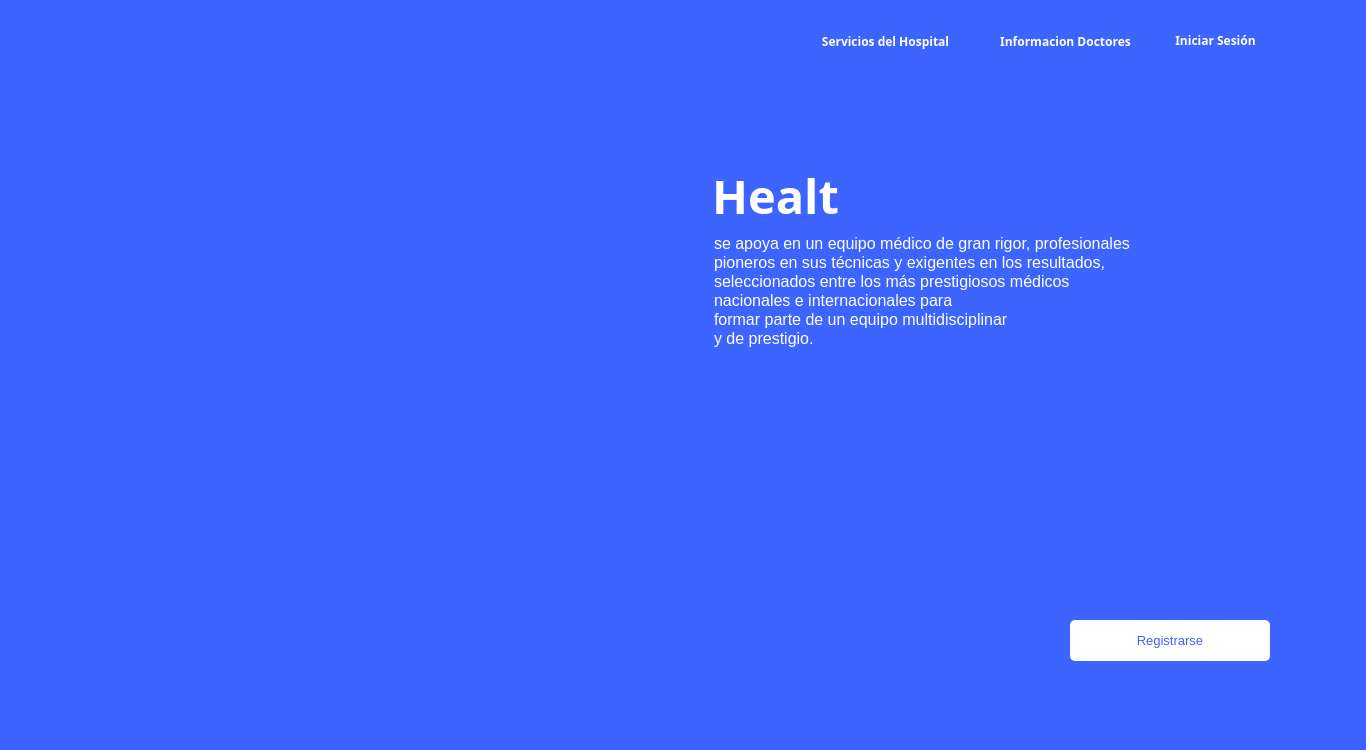
Above: hospital-Core/mainwindow.ui from MrDanielG/Hospital-SCRUM before the change. Below: the same form after it.
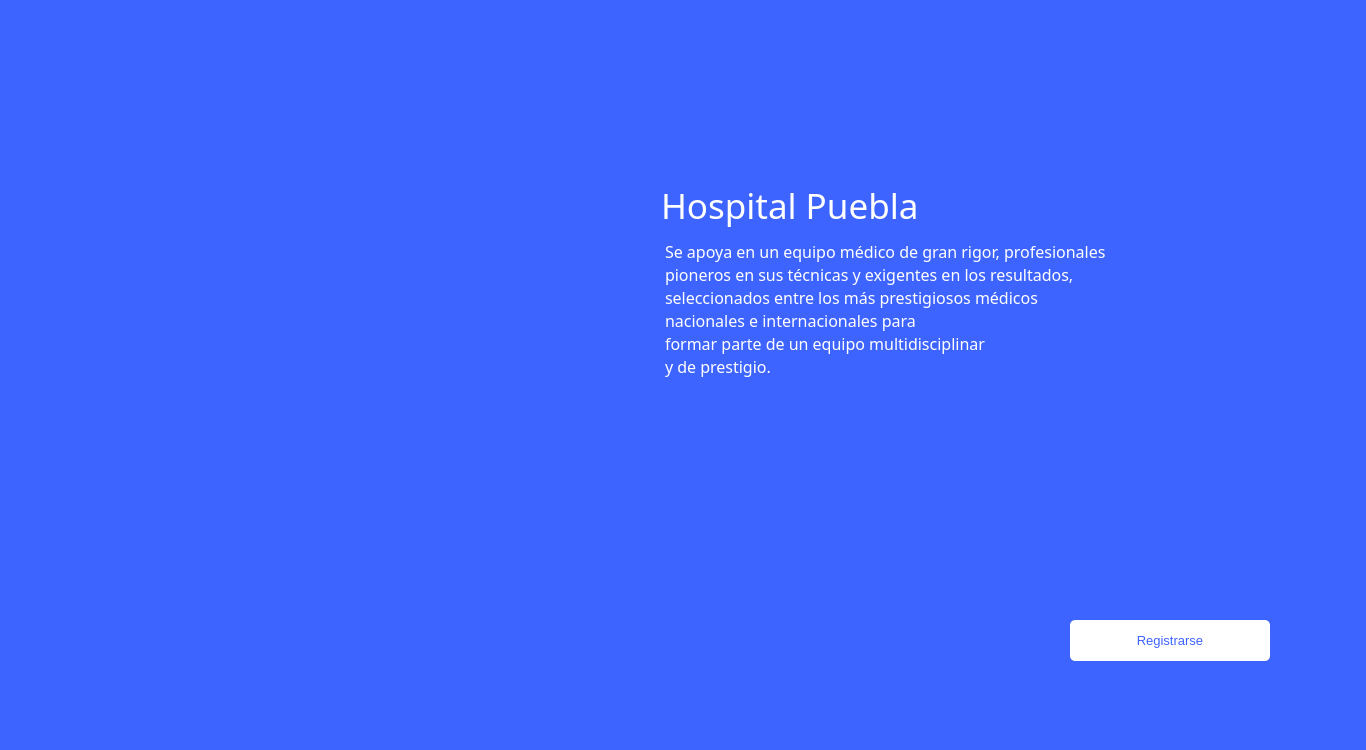
That is the form after the change. Icons and pictures are not drawn.

Commit message: Medidas Arregladas

Patch:
```diff
--- a/hospital-Core/mainwindow.ui
+++ b/hospital-Core/mainwindow.ui
@@ -41,152 +41,7 @@
        <string/>
       </property>
      </widget>
-     <widget class="QPushButton" name="btn_iniciar_sesion">
-      <property name="geometry">
-       <rect>
-        <x>1170</x>
-        <y>30</y>
-        <width>91</width>
-        <height>21</height>
-       </rect>
-      </property>
-      <property name="font">
-       <font>
-        <family>Montserrat</family>
-        <weight>75</weight>
-        <bold>true</bold>
-       </font>
-      </property>
-      <property name="styleSheet">
-       <string notr="true">border: none;
-background: none;
-color: white;
-</string>
-      </property>
-      <property name="text">
-       <string>Iniciar Sesión</string>
-      </property>
-     </widget>
-     <widget class="QPushButton" name="btn_doctores_info">
-      <property name="geometry">
-       <rect>
-        <x>990</x>
-        <y>30</y>
-        <width>151</width>
-        <height>23</height>
-       </rect>
-      </property>
-      <property name="font">
-       <font>
-        <family>Montserrat</family>
-        <weight>75</weight>
-        <bold>true</bold>
-       </font>
-      </property>
-      <property name="styleSheet">
-       <string notr="true">border: none;
-background: none;
-color: white;
-</string>
-      </property>
-      <property name="text">
-       <string>Informacion Doctores</string>
-      </property>
-     </widget>
-     <widget class="QPushButton" name="btn_servicios">
-      <property name="geometry">
-       <rect>
-        <x>810</x>
-        <y>30</y>
-        <width>151</width>
-        <height>23</height>
-       </rect>
-      </property>
-      <property name="font">
-       <font>
-        <family>Montserrat</family>
-        <weight>75</weight>
-        <bold>true</bold>
-       </font>
-      </property>
-      <property name="styleSheet">
-       <string notr="true">border: none;
-background: none;
-color: white;
-</string>
-      </property>
-      <property name="text">
-       <string>Servicios del Hospital</string>
-      </property>
-     </widget>
-     <widget class="QPushButton" name="pushButton_4">
-      <property name="geometry">
-       <rect>
-        <x>710</x>
-        <y>170</y>
-        <width>131</width>
-        <height>51</height>
-       </rect>
-      </property>
-      <property name="font">
-       <font>
-        <family>Montserrat</family>
-        <pointsize>35</pointsize>
-        <weight>75</weight>
-        <bold>true</bold>
-       </font>
-      </property>
-      <property name="styleSheet">
-       <string notr="true">border: none;
-background: none;
-color: white;
-</string>
-      </property>
-      <property name="text">
-       <string>Healt</string>
-      </property>
-     </widget>
-     <widget class="QPlainTextEdit" name="plainTextEdit">
-      <property name="geometry">
-       <rect>
-        <x>710</x>
-        <y>230</y>
-        <width>441</width>
-        <height>131</height>
-       </rect>
-      </property>
-      <property name="font">
-       <font>
-        <pointsize>12</pointsize>
-       </font>
-      </property>
-      <property name="styleSheet">
-       <string notr="true">border: none;
-background: #3E64FF;
-color: white;</string>
-      </property>
-      <property name="verticalScrollBarPolicy">
-       <enum>Qt::ScrollBarAlwaysOff</enum>
-      </property>
-      <property name="horizontalScrollBarPolicy">
-       <enum>Qt::ScrollBarAlwaysOff</enum>
-      </property>
-      <property name="readOnly">
-       <bool>true</bool>
-      </property>
-      <property name="plainText">
-       <string>se apoya en un equipo médico de gran rigor, profesionales
-pioneros en sus técnicas y exigentes en los resultados,
-seleccionados entre los más prestigiosos médicos 
-nacionales e internacionales para
-formar parte de un equipo multidisciplinar 
-y de prestigio.</string>
-      </property>
-      <property name="overwriteMode">
-       <bool>false</bool>
-      </property>
-     </widget>
-     <widget class="QPushButton" name="pushButton_5">
+     <widget class="QPushButton" name="btn_registrarse">
       <property name="geometry">
        <rect>
         <x>1070</x>
@@ -229,6 +84,176 @@
        <bool>true</bool>
       </property>
      </widget>
+     <widget class="QWidget" name="">
+      <property name="geometry">
+       <rect>
+        <x>750</x>
+        <y>30</y>
+        <width>581</width>
+        <height>22</height>
+       </rect>
+      </property>
+      <layout class="QHBoxLayout" name="menu_layout">
+       <item>
+        <widget class="QPushButton" name="btn_servicios">
+         <property name="font">
+          <font>
+           <family>Montserrat</family>
+           <pointsize>10</pointsize>
+           <weight>50</weight>
+           <bold>false</bold>
+          </font>
+         </property>
+         <property name="styleSheet">
+          <string notr="true">border: none;
+background: none;
+color: white;
+</string>
+         </property>
+         <property name="text">
+          <string>Servicios del Hospital</string>
+         </property>
+        </widget>
+       </item>
+       <item>
+        <spacer name="horizontalSpacer">
+         <property name="orientation">
+          <enum>Qt::Horizontal</enum>
+         </property>
+         <property name="sizeHint" stdset="0">
+          <size>
+           <width>40</width>
+           <height>20</height>
+          </size>
+         </property>
+        </spacer>
+       </item>
+       <item>
+        <widget class="QPushButton" name="btn_doctores_info">
+         <property name="font">
+          <font>
+           <family>Montserrat</family>
+           <pointsize>10</pointsize>
+           <weight>50</weight>
+           <bold>false</bold>
+          </font>
+         </property>
+         <property name="styleSheet">
+          <string notr="true">border: none;
+background: none;
+color: white;
+</string>
+         </property>
+         <property name="text">
+          <string>Informacion Doctores</string>
+         </property>
+        </widget>
+       </item>
+       <item>
+        <spacer name="horizontalSpacer_2">
+         <property name="orientation">
+          <enum>Qt::Horizontal</enum>
+         </property>
+         <property name="sizeHint" stdset="0">
+          <size>
+           <width>40</width>
+           <height>20</height>
+          </size>
+         </property>
+        </spacer>
+       </item>
+       <item>
+        <widget class="QPushButton" name="btn_iniciar_sesion">
+         <property name="font">
+          <font>
+           <family>Montserrat</family>
+           <pointsize>10</pointsize>
+           <weight>50</weight>
+           <bold>false</bold>
+          </font>
+         </property>
+         <property name="styleSheet">
+          <string notr="true">border: none;
+background: none;
+color: white;
+</string>
+         </property>
+         <property name="text">
+          <string>Iniciar Sesión</string>
+         </property>
+        </widget>
+       </item>
+      </layout>
+     </widget>
+     <widget class="QWidget" name="">
+      <property name="geometry">
+       <rect>
+        <x>650</x>
+        <y>170</y>
+        <width>621</width>
+        <height>361</height>
+       </rect>
+      </property>
+      <layout class="QVBoxLayout" name="verticalLayout">
+       <item>
+        <widget class="QLabel" name="label_2">
+         <property name="font">
+          <font>
+           <family>Montserrat</family>
+           <pointsize>26</pointsize>
+           <weight>50</weight>
+           <bold>false</bold>
+          </font>
+         </property>
+         <property name="styleSheet">
+          <string notr="true">border: none;
+background: #3E64FF;
+color: white;</string>
+         </property>
+         <property name="text">
+          <string>Hospital Puebla</string>
+         </property>
+        </widget>
+       </item>
+       <item>
+        <widget class="QPlainTextEdit" name="plainTextEdit">
+         <property name="font">
+          <font>
+           <family>Montserrat</family>
+           <pointsize>12</pointsize>
+           <weight>50</weight>
+           <bold>false</bold>
+          </font>
+         </property>
+         <property name="styleSheet">
+          <string notr="true">border: none;
+background: #3E64FF;
+color: white;</string>
+         </property>
+         <property name="verticalScrollBarPolicy">
+          <enum>Qt::ScrollBarAlwaysOff</enum>
+         </property>
+         <property name="horizontalScrollBarPolicy">
+          <enum>Qt::ScrollBarAlwaysOff</enum>
+         </property>
+         <property name="readOnly">
+          <bool>true</bool>
+         </property>
+         <property name="plainText">
+          <string>Se apoya en un equipo médico de gran rigor, profesionales
+pioneros en sus técnicas y exigentes en los resultados,
+seleccionados entre los más prestigiosos médicos 
+nacionales e internacionales para
+formar parte de un equipo multidisciplinar 
+y de prestigio.</string>
+         </property>
+         <property name="overwriteMode">
+          <bool>false</bool>
+         </property>
+        </widget>
+       </item>
+      </layout>
+     </widget>
     </widget>
     <widget class="QWidget" name="page_2"/>
    </widget>
```
The commit also changes 2 other files.
